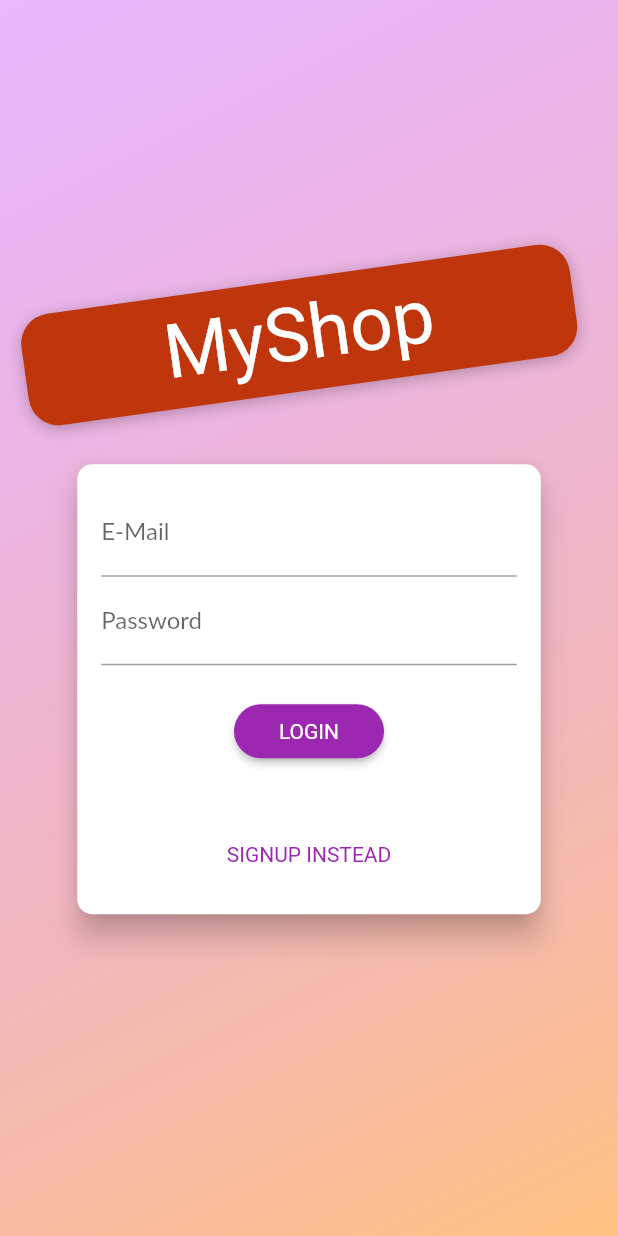
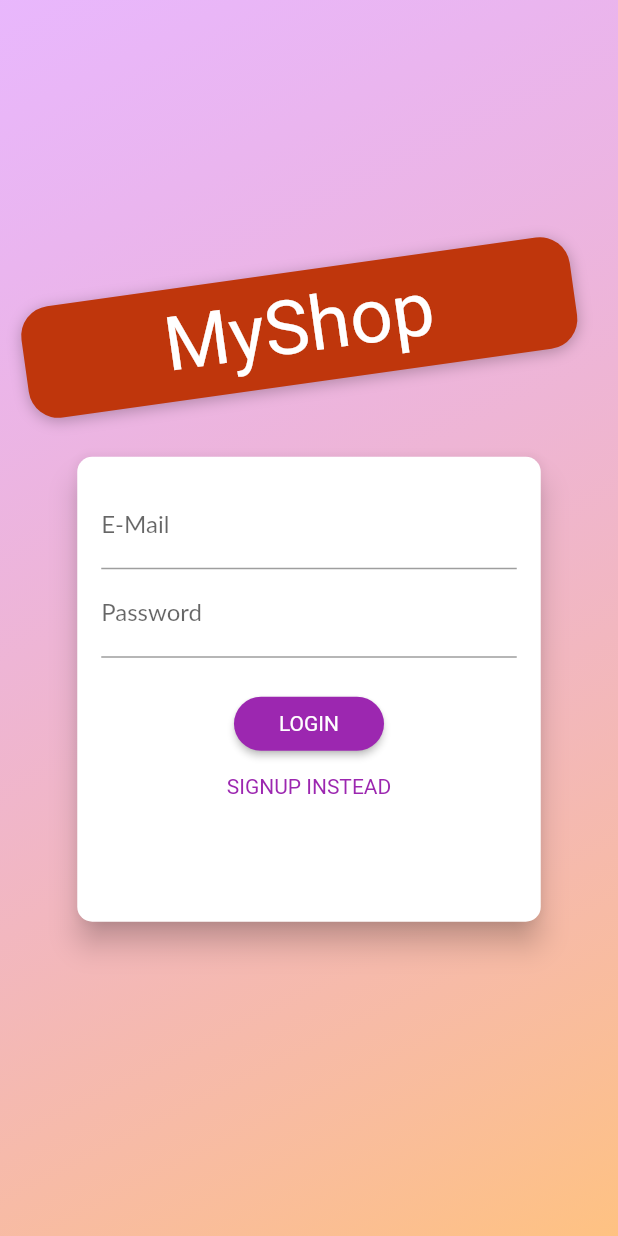
Before and after one commit to ngohongthai/flutter, a Flutter app: the screen it shows after launch, on a phone screen of 412 x 824 dp. Run offline on Flutter 3.47's test engine with Material 2 defaults, Android fonts, the light colour scheme and no system bars; our stand-ins replace shared_preferences; Roboto replaces fonts that are missing (Anton, Lato).

Commit message:
animation for auth-screen

```diff
--- a/shop_app/lib/screens/auth_screen.dart
+++ b/shop_app/lib/screens/auth_screen.dart
@@ -108,20 +108,35 @@ class _AuthCardState extends State<AuthCard>
   final _passwordController = TextEditingController();
 
   late AnimationController _animationController;
-  late Animation<Size> _heightAnimation;
+  late Animation<Offset> _slideAnimation;
+  late Animation<double> _opacityAnimation;
 
   @override
   void initState() {
+    super.initState();
     _animationController =
         AnimationController(vsync: this, duration: Duration(milliseconds: 300));
-    _heightAnimation = Tween<Size>(
-            begin: Size(double.infinity, 300), end: Size(double.infinity, 350))
-        .animate(CurvedAnimation(
-            parent: _animationController, curve: Curves.fastOutSlowIn));
-    _heightAnimation.addListener(() {
-      setState(() {});
-    });
-    super.initState();
+    _slideAnimation = Tween<Offset>(
+      begin: Offset(0, -1.5),
+      end: Offset(0, 0),
+    ).animate(
+      CurvedAnimation(
+        parent: _animationController,
+        curve: Curves.fastOutSlowIn,
+      ),
+    );
+    _opacityAnimation = Tween(begin: 0.0, end: 1.0).animate(
+      CurvedAnimation(
+        parent: _animationController,
+        curve: Curves.easeIn,
+      ),
+    );
+  }
+
+  @override
+  void dispose() {
+    super.dispose();
+    _animationController.dispose();
   }
 
   void _showErrorDialog(String message) {
@@ -214,10 +229,12 @@ class _AuthCardState extends State<AuthCard>
           borderRadius: BorderRadius.circular(10.0),
         ),
         elevation: 8.0,
-      child: Container(
-        //height: _authMode == AuthMode.Signup ? 350 : 300,
-        height: _heightAnimation.value.height,
-        constraints: BoxConstraints(minHeight: _heightAnimation.value.height),
+        child: AnimatedContainer(
+          duration: Duration(milliseconds: 300),
+          curve: Curves.easeIn,
+          height: _authMode == AuthMode.Signup ? 370 : 310,
+          constraints: BoxConstraints(
+              minHeight: _authMode == AuthMode.Signup ? 370 : 310),
           width: deviceSize.width * 0.75,
           padding: EdgeInsets.all(16.0),
           child: Form(
@@ -263,10 +280,21 @@ class _AuthCardState extends State<AuthCard>
                       _authData['password'] = value;
                     },
                   ),
-                if (_authMode == AuthMode.Signup)
-                  TextFormField(
+                  AnimatedContainer(
+                    constraints: BoxConstraints(
+                      minHeight: _authMode == AuthMode.Signup ? 60 : 0,
+                      maxHeight: _authMode == AuthMode.Signup ? 120 : 0,
+                    ),
+                    duration: Duration(milliseconds: 300),
+                    curve: Curves.easeIn,
+                    child: FadeTransition(
+                      opacity: _opacityAnimation,
+                      child: SlideTransition(
+                        position: _slideAnimation,
+                        child: TextFormField(
                           enabled: _authMode == AuthMode.Signup,
-                    decoration: InputDecoration(labelText: 'Confirm Password'),
+                          decoration:
+                              InputDecoration(labelText: 'Confirm Password'),
                           obscureText: true,
                           validator: _authMode == AuthMode.Signup
                               ? (value) {
@@ -276,6 +304,9 @@ class _AuthCardState extends State<AuthCard>
                                 }
                               : null,
                         ),
+                      ),
+                    ),
+                  ),
                   SizedBox(
                     height: 20,
                   ),
@@ -283,8 +314,8 @@ class _AuthCardState extends State<AuthCard>
                     CircularProgressIndicator()
                   else
                     ElevatedButton(
-                    child:
-                        Text(_authMode == AuthMode.Login ? 'LOGIN' : 'SIGN UP'),
+                      child: Text(
+                          _authMode == AuthMode.Login ? 'LOGIN' : 'SIGN UP'),
                       onPressed: _submit,
                       style: ElevatedButton.styleFrom(
                           primary: Theme.of(context).primaryColor,
@@ -298,25 +329,21 @@ class _AuthCardState extends State<AuthCard>
                           shape: RoundedRectangleBorder(
                               borderRadius: BorderRadius.circular(30))),
                     ),
-                Padding(
-                  padding: EdgeInsets.symmetric(horizontal: 30, vertical: 40),
-                  child: TextButton(
+                  TextButton(
                     child: Text(
                         '${_authMode == AuthMode.Login ? 'SIGNUP' : 'LOGIN'} INSTEAD'),
                     onPressed: _switchAuthMode,
                     style: TextButton.styleFrom(
                         padding:
-                            EdgeInsets.symmetric(horizontal: 30, vertical: 4),
+                            EdgeInsets.symmetric(horizontal: 30, vertical: 8),
                         tapTargetSize: MaterialTapTargetSize.shrinkWrap,
                         textStyle:
                             TextStyle(color: Theme.of(context).primaryColor)),
-                  ),
                   ),
                 ],
               ),
             ),
           ),
-      ),
-    );
+        ));
   }
 }
```
Also changed, not shown: 3 other files. Lines whose indentation alone changed are shown as unchanged.
